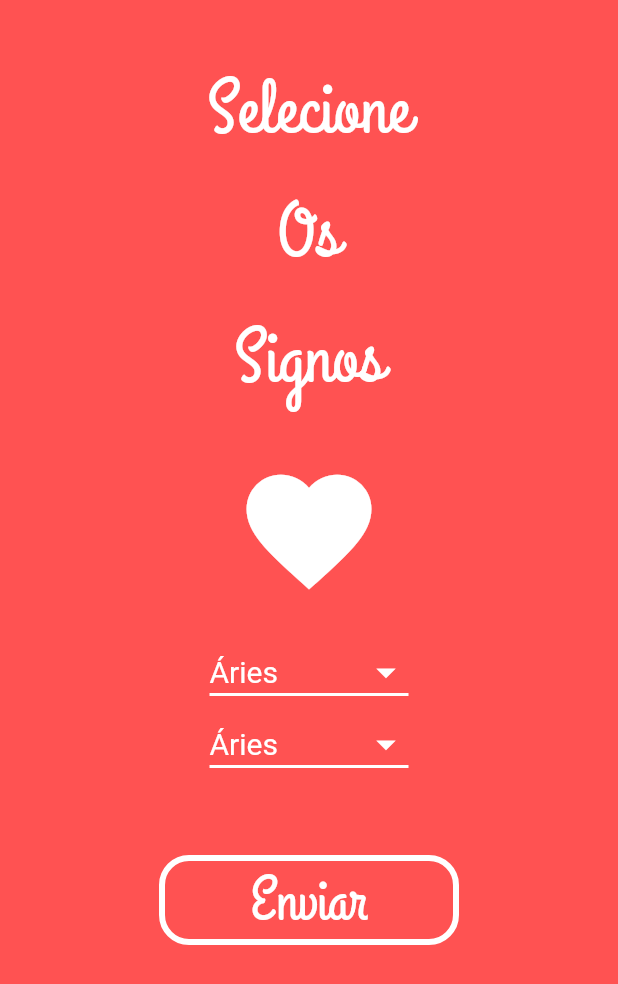
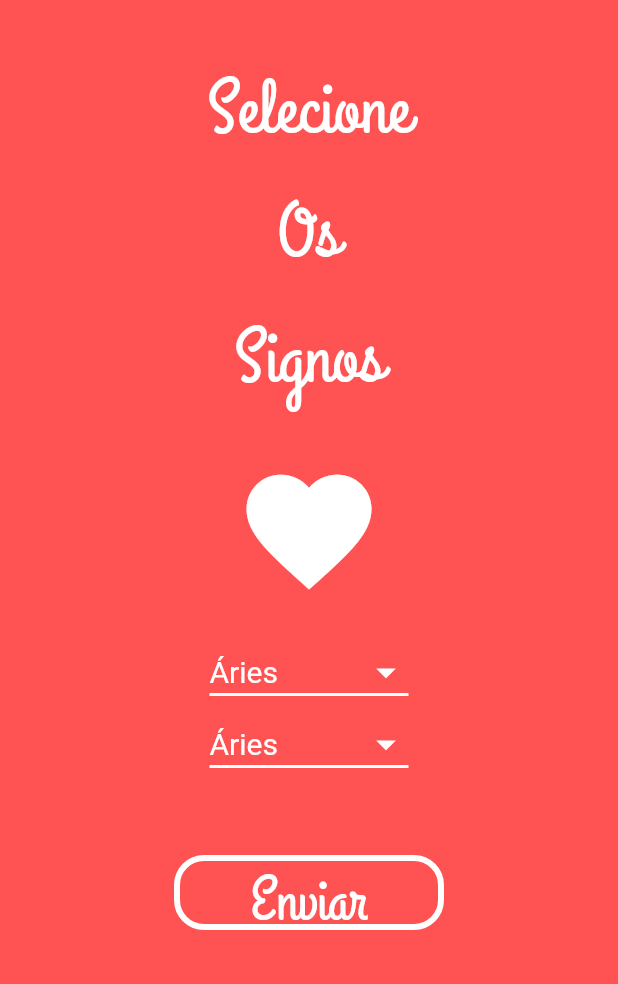
Before and after one commit to EmanoelV/Combinador-de-signos-amor, a Flutter app: the screen it shows after launch, on a phone screen of 412 x 824 dp. Shown: the top 984 px of the screen. Run offline on Flutter 3.47's test engine with Material 2 defaults, Android fonts, the phone set to English and light mode, and no system bars.

Commit message:
refatorando botao

```diff
--- a/lib/view/widget/signoFormulario/sendButon.dart
+++ b/lib/view/widget/signoFormulario/sendButon.dart
@@ -11,8 +11,8 @@ class SendButton extends StatelessWidget {
       child: FlatButton(
         child: Container(
           alignment: Alignment.center,
-          width: 200,
-          height: 60,
+          width: 180,
+          height: 50,
           margin: EdgeInsets.fromLTRB(0, 50, 0, 0),
           child: Text(
             'Enviar',
```
